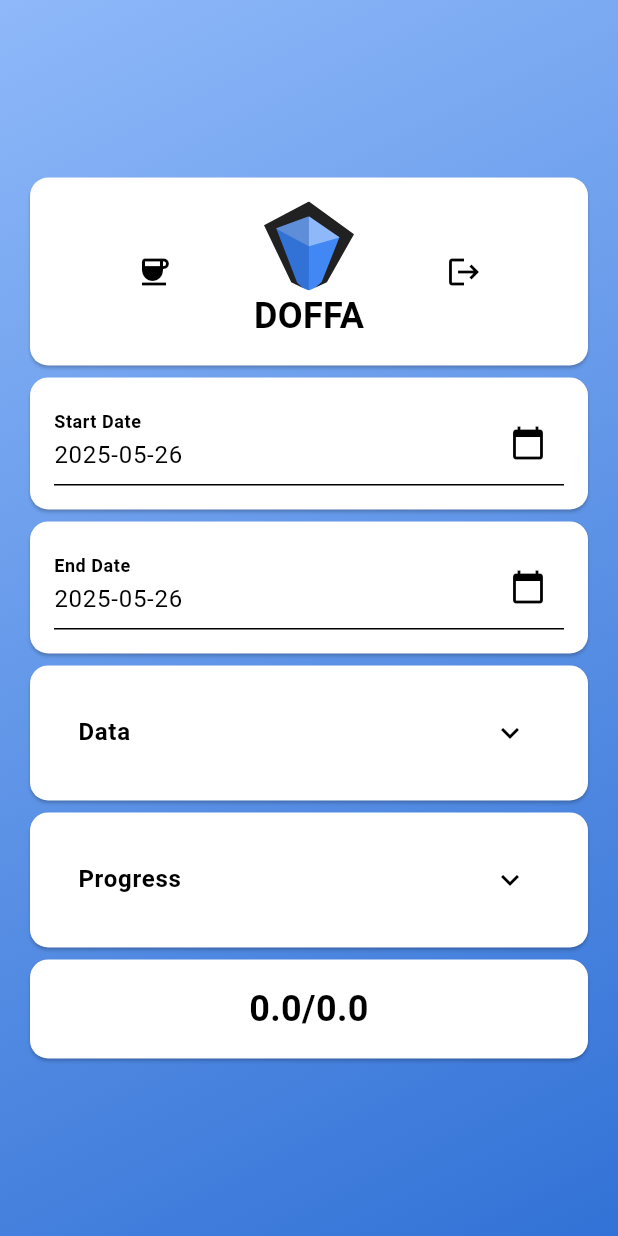
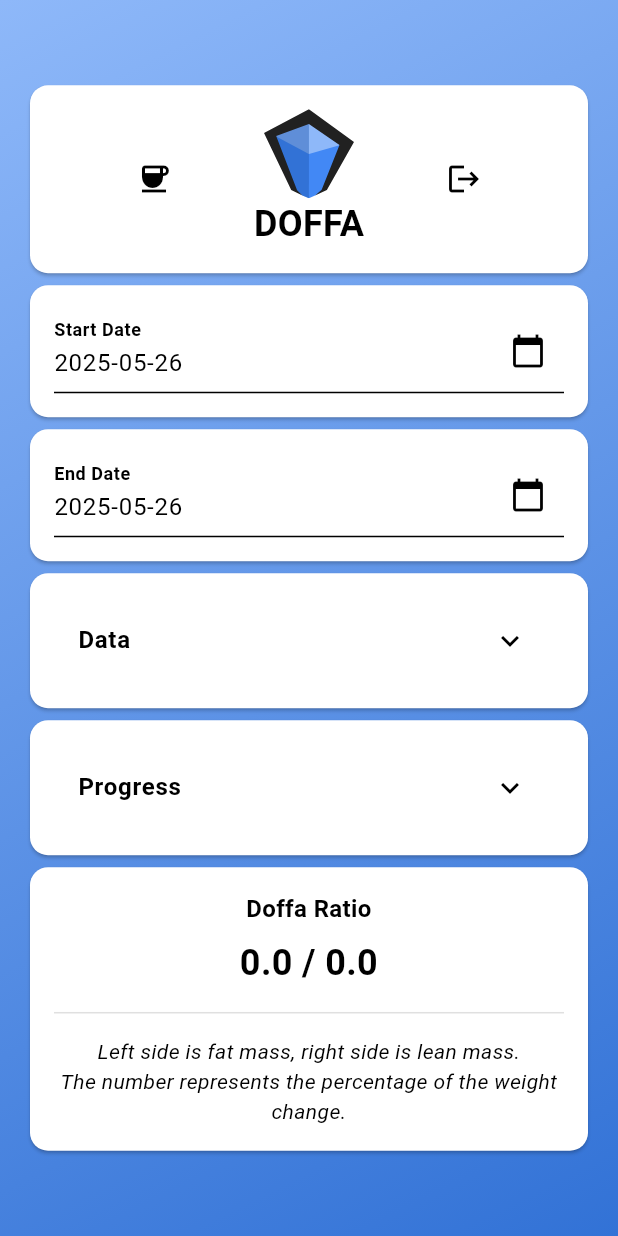
Before and after one commit to NangiDev/doffa, a Flutter app: the HomeScreen screen opened directly, on a phone screen of 412 x 824 dp. Run offline on Flutter 3.47's test engine with Material 3 defaults, Android fonts, the light colour scheme and no system bars; our stand-ins replace cloud_functions, firebase_core, flutter_svg, logger, shared_preferences; missing offline and left inert: firebase_app_check, flutter_web_auth_2; accounts and stored records are empty; network calls fail.

Commit message:
Added some labels and descriptions

```diff
--- a/lib/widgets/expandable_section.dart
+++ b/lib/widgets/expandable_section.dart
@@ -75,9 +75,7 @@ class ExpandableSectionState extends State<ExpandableSection> {
                 });
                 _saveExpandedState(expanded); // Persist the new state
               },
-              children: [
-                Padding(padding: const EdgeInsets.all(16), child: widget.child),
-              ],
+              children: [widget.child],
             ),
           ),
         );
--- a/lib/widgets/my_ratio.dart
+++ b/lib/widgets/my_ratio.dart
@@ -14,10 +14,22 @@ class MyRatio extends StatelessWidget {
             child: Flex(
               crossAxisAlignment: CrossAxisAlignment.stretch,
               direction: Axis.vertical,
+              spacing: 8.0,
               children: [
                 Text(
-                  "${apiProvider.ratio.lean}/${apiProvider.ratio.fat}",
+                  "Doffa Ratio",
+                  style: TextStyle(fontSize: 16, fontWeight: FontWeight.bold),
+                  textAlign: TextAlign.center,
+                ),
+                Text(
+                  "${apiProvider.ratio.lean} / ${apiProvider.ratio.fat}",
                   style: TextStyle(fontSize: 24, fontWeight: FontWeight.bold),
+                  textAlign: TextAlign.center,
+                ),
+                const Divider(color: Colors.black12),
+                const Text(
+                  "Left side is fat mass, right side is lean mass.\nThe number represents the percentage of the weight change.",
+                  style: TextStyle(fontStyle: FontStyle.italic),
                   textAlign: TextAlign.center,
                 ),
               ],
```
